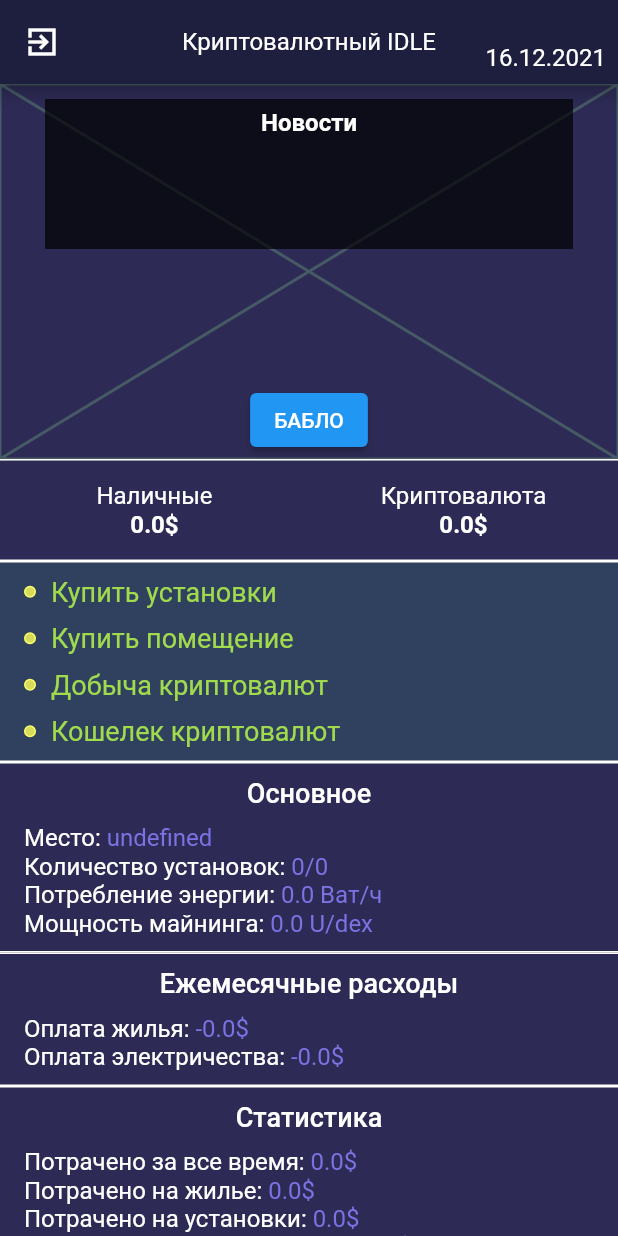
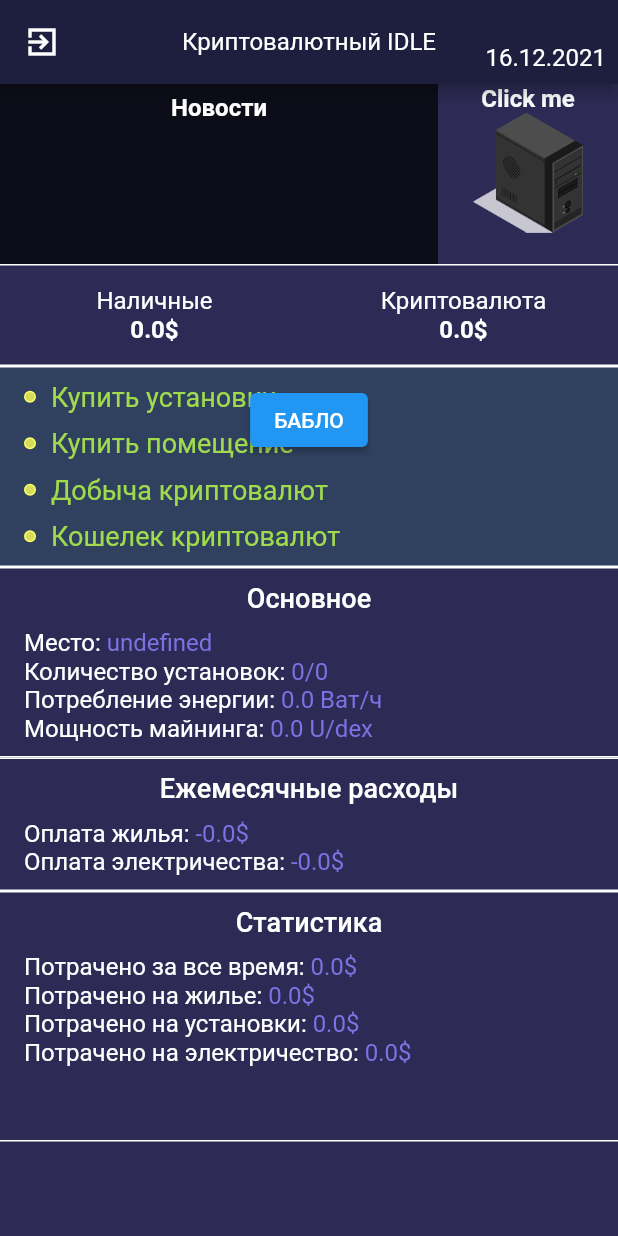
Before and after one commit to PanteoPro/flutter_crypto_idle, a Flutter app: the MainGamePage screen opened directly, on a phone screen of 412 x 824 dp. Run offline on Flutter 3.47's test engine with Material 2 defaults, Android fonts, the phone set to English and light mode, and no system bars; our stand-ins replace adaptive_theme, hive, hive_flutter, syncfusion_flutter_charts; missing offline and left inert: syncfusion_flutter_core; accounts and stored records are empty; statements that could not run were skipped.

Commit message:
Refactor main menu game page, add clicker pc

```diff
--- a/lib/ui/widgets/game/view/main_game_page.dart
+++ b/lib/ui/widgets/game/view/main_game_page.dart
@@ -1,3 +1,5 @@
+import 'dart:math';
+
 import 'package:crypto_idle/Widgets/buttons.dart';
 import 'package:crypto_idle/Widgets/game_over_modal.dart';
 import 'package:crypto_idle/Widgets/header_page.dart';
@@ -5,6 +7,7 @@ import 'package:crypto_idle/Widgets/page_wrapper.dart';
 import 'package:crypto_idle/domain/entities/news.dart';
 import 'package:crypto_idle/domain/entities/token.dart';
 import 'package:crypto_idle/generated/l10n.dart';
+import 'package:crypto_idle/resources/app_images.dart';
 import 'package:crypto_idle/ui/navigators/main_navigator.dart';
 import 'package:crypto_idle/ui/widgets/game/view_models/day_stream_view_model.dart';
 import 'package:crypto_idle/ui/widgets/game/view_models/game_view_model.dart';
@@ -34,7 +37,8 @@ class MainGamePage extends StatelessWidget {
         automaticallyImplyLeading: false,
         leading: IconButton(
           onPressed: vm.onReturnToMenuButtonPressed,
-            icon: Icon(Icons.exit_to_app_sharp, color: gameOver ? Colors.yellow : Colors.white)),
+          icon: Icon(Icons.exit_to_app_sharp, color: gameOver ? Colors.yellow : Colors.white),
+        ),
       ),
       body: SafeArea(
         child: PageWrapperWidget(
@@ -45,7 +49,7 @@ class MainGamePage extends StatelessWidget {
                 child: Stack(
                   children: const [
                     _MainWidget(),
-                    _PrototypeOfNewsWidget(),
+                    // _PrototypeOfNewsWidget(),
                     ______BUTTONMONEY______(),
                   ],
                 ),
@@ -77,7 +81,7 @@ class _ExitModalWidget extends StatelessWidget {
             padding: const EdgeInsets.symmetric(horizontal: 10),
             child: Container(
               color: Colors.black,
-              padding: EdgeInsets.symmetric(vertical: 8, horizontal: 12),
+              padding: const EdgeInsets.symmetric(vertical: 8, horizontal: 12),
               child: Column(
                 mainAxisSize: MainAxisSize.min,
                 children: const [
@@ -153,12 +157,9 @@ class _PrototypeOfNewsWidget extends StatelessWidget {
 
   @override
   Widget build(BuildContext context) {
-    return Padding(
-      padding: const EdgeInsets.symmetric(vertical: 10, horizontal: 30),
-      child: Container(
+    return Container(
       color: Colors.black.withOpacity(0.7),
       width: double.infinity,
-        height: 100,
       child: Column(
         children: const [
           Padding(
@@ -167,7 +168,6 @@ class _PrototypeOfNewsWidget extends StatelessWidget {
           ),
           Expanded(child: _PrototypeOfNewsItemsWidget()),
         ],
-        ),
       ),
     );
   }
@@ -244,7 +244,7 @@ class _MainWidget extends StatelessWidget {
   Widget build(BuildContext context) {
     return ListView(
       children: const <Widget>[
-        _GameImageWidget(),
+        _HeaderWidget(),
         _BalanceWidget(),
         _ActionsWidget(),
         _CurrentInfoWidget(),
@@ -278,14 +278,81 @@ class _AppBarDateWidget extends StatelessWidget {
   }
 }
 
-class _GameImageWidget extends StatelessWidget {
-  const _GameImageWidget({Key? key}) : super(key: key);
+class _HeaderWidget extends StatelessWidget {
+  const _HeaderWidget({Key? key}) : super(key: key);
 
   @override
   Widget build(BuildContext context) {
-    return const SizedBox(
-      height: 250,
-      child: Placeholder(),
+    return SizedBox(
+      height: 120,
+      child: Row(
+        children: const [
+          Expanded(child: _PrototypeOfNewsWidget()),
+          _HeaderClickerPCWidget(),
+        ],
+      ),
+    );
+  }
+}
+
+class _HeaderClickerPCWidget extends StatefulWidget {
+  const _HeaderClickerPCWidget({Key? key}) : super(key: key);
+
+  @override
+  State<_HeaderClickerPCWidget> createState() => _HeaderClickerPCWidgetState();
+}
+
+class _HeaderClickerPCWidgetState extends State<_HeaderClickerPCWidget> {
+  final _imagesPath = [
+    'assets/images/pcs/comp_touch_1.png',
+    'assets/images/pcs/comp_touch_2.png',
+    'assets/images/pcs/comp_touch_3.png',
+    'assets/images/pcs/comp_touch_4.png',
+  ];
+  var _indexImage = 0;
+  var _isStartAnimate = false;
+  final _millisecondsForSwapImage = 150;
+
+  Future<void> _startAnimate(Function income) async {
+    if (_isStartAnimate == false) {
+      income();
+      _isStartAnimate = true;
+      _indexImage++;
+      setState(() {});
+      for (int i = 1; i < _imagesPath.length; i++) {
+        await Future.delayed(Duration(milliseconds: _millisecondsForSwapImage), () {
+          _indexImage++;
+          setState(() {});
+        });
+      }
+      _indexImage = 0;
+      setState(() {});
+      _isStartAnimate = false;
+    }
+  }
+
+  @override
+  Widget build(BuildContext context) {
+    final vm = context.read<MainGameViewModel>();
+    return Stack(
+      children: [
+        SizedBox(
+          width: 120,
+          child: Column(
+            children: [
+              Text('Click me'),
+              GestureDetector(
+                onTap: () => _startAnimate(vm.onClickerPcPressed),
+                child: SizedBox(
+                  width: 80,
+                  height: 80,
+                  child: Image.asset(_imagesPath[_indexImage]),
+                ),
+              ),
+            ],
+          ),
+        ),
+      ],
     );
   }
 }
--- a/lib/ui/widgets/game/view_models/main_game_view_model.dart
+++ b/lib/ui/widgets/game/view_models/main_game_view_model.dart
@@ -226,6 +226,11 @@ class MainGameViewModel extends ChangeNotifier {
     notifyListeners();
   }
 
+  void onClickerPcPressed() {
+    _gameRepository.changeData(money: _state.money + 0.15);
+    _updateState();
+  }
+
   void BABLO() {
     _gameRepository.changeData(money: _state.money + 100);
   }
```
Also changed, not shown: assets/images/pcs/comp_touch_1.png (renamed from assets/images/pcs/comp_touch_1_2.png), assets/images/pcs/comp_touch_2.png (added), assets/images/pcs/comp_touch_3.png (added), assets/images/pcs/comp_touch_4.png (renamed from assets/images/pcs/comp_touch_2_2.png). Lines whose indentation alone changed are shown as unchanged.
